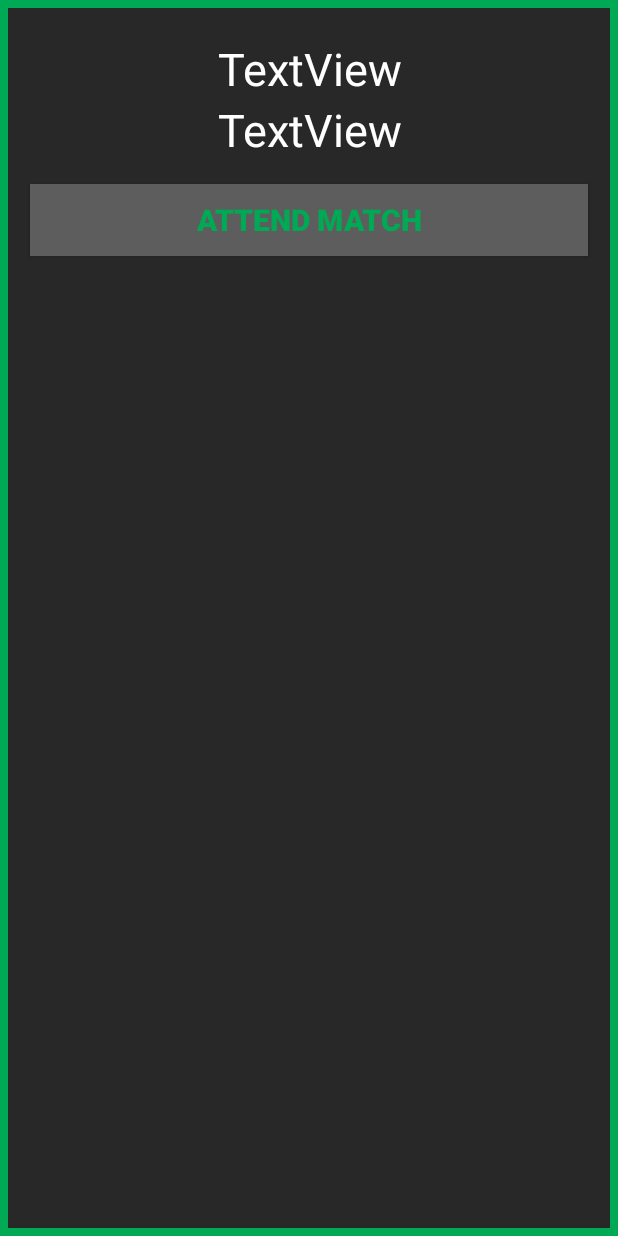
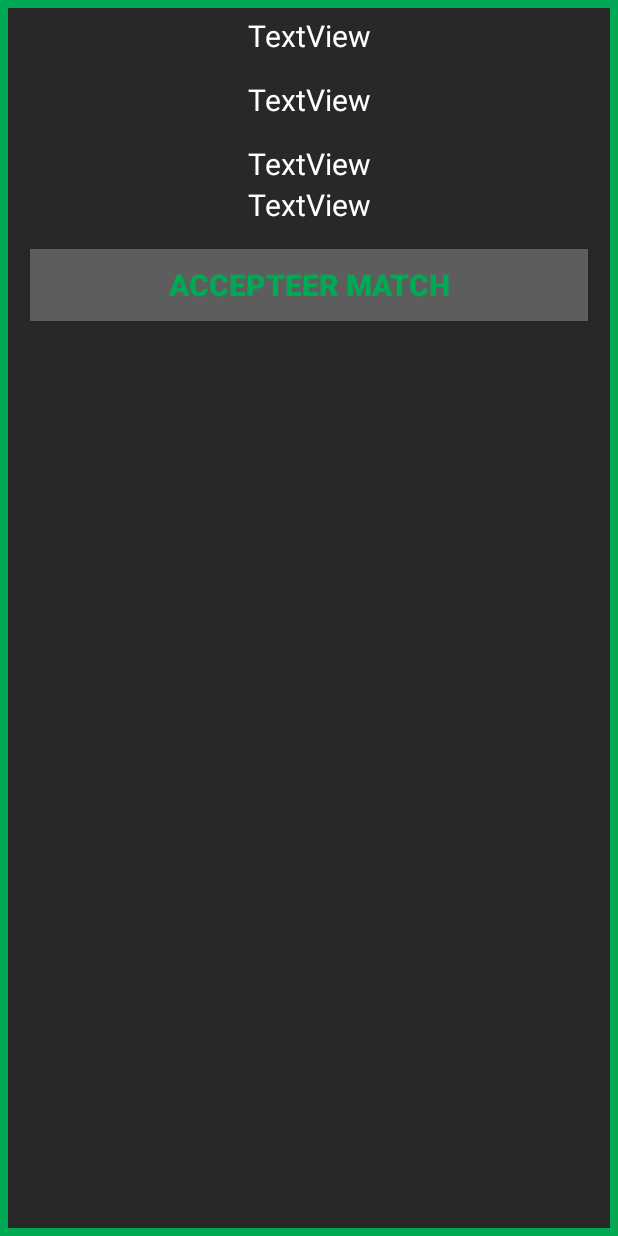
Before and after one commit to pasibun/MatchFixing, an Android app: the layout matchpopup.xml on its own in the app's theme, with its tools: preview values and no code run, on a phone screen of 412 x 824 dp. Run offline under Robolectric (Android 15) with nearby library versions, the phone set to English and light mode, and no system bars.

Commit message:
MatchData is now schown properly.

```diff
--- a/app/src/main/res/layout/matchpopup.xml
+++ b/app/src/main/res/layout/matchpopup.xml
@@ -8,11 +8,30 @@
     android:padding="10dp">
 
     <TextView
+        android:text="TextView"
+        android:layout_width="match_parent"
+        android:layout_height="wrap_content"
+        android:id="@+id/textView18"
+        android:textSize="20sp"
+        android:textColor="@color/colorGray"
+        android:textAlignment="center" />
+
+    <TextView
+        android:text="TextView"
+        android:layout_width="match_parent"
+        android:layout_height="wrap_content"
+        android:id="@+id/textView19"
+        android:textSize="20sp"
+        android:textColor="@color/colorGray"
+        android:textAlignment="center"
+        android:paddingTop="15dp" />
+
+    <TextView
     android:text="TextView"
     android:layout_width="match_parent"
     android:layout_height="wrap_content"
     android:id="@+id/textView6"
-        android:textSize="30sp"
+        android:textSize="20sp"
         android:textColor="@color/colorGray"
         android:textAlignment="center"
         android:paddingTop="15dp" />
@@ -22,7 +41,7 @@
         android:layout_width="match_parent"
         android:layout_height="wrap_content"
         android:id="@+id/textView7"
-        android:textSize="30sp"
+        android:textSize="20sp"
         android:textColor="@color/colorGray"
         android:textAlignment="center" />
 
@@ -35,7 +54,7 @@
     android:textSize="20sp"
     android:padding="5dp"
     android:id="@+id/attendMatch"
-    android:text="Attend Match"
+    android:text="Accepteer Match"
     android:hapticFeedbackEnabled="true"
     android:layout_below="@+id/linearLayout"
     android:layout_alignParentLeft="true"
```
Also changed, not shown: app/src/main/java/com/matchfixing/minor/matchfixing/Invitation.java (+34 -5 lines), app/src/main/java/com/matchfixing/minor/matchfixing/Popup.java (+28 -21 lines).
